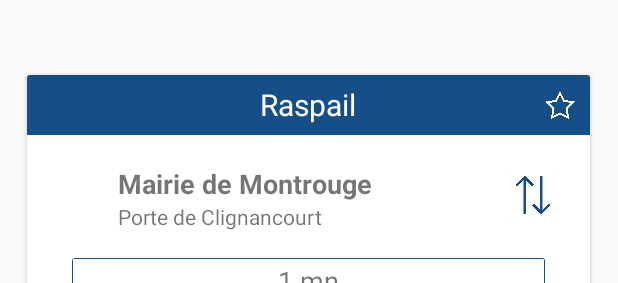
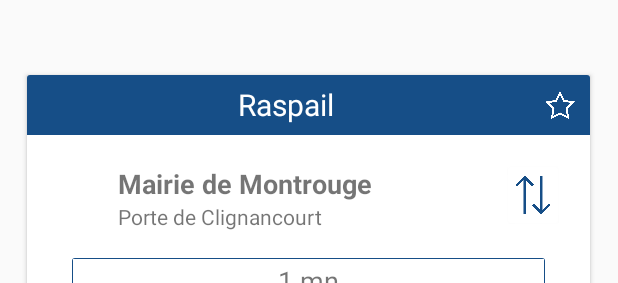
Before and after one commit to atRoussel/Moov, an Android app: the layout activity_detail_station.xml on its own in the app's theme, with its tools: preview values and no code run, on a phone screen of 412 x 824 dp. Shown: the top 283 px of the screen. Run offline under Robolectric (Android 15) with nearby library versions, the phone set to English and light mode, and no system bars.

Commit message:
Image arriere plan sublime + correction affichage nom direction et en tete stations

```diff
--- a/app/src/main/res/layout/activity_detail_station.xml
+++ b/app/src/main/res/layout/activity_detail_station.xml
@@ -25,11 +25,16 @@
             <androidx.constraintlayout.widget.ConstraintLayout
                 android:layout_width="match_parent"
                 android:id="@+id/station_name_layout"
+                android:background="@color/colorPrimaryDark"
                 android:layout_height="40dp">
 
                 <TextView
                     android:layout_width="match_parent"
                     android:layout_height="match_parent"
+                    android:layout_marginRight="35dp"
+                    android:layout_marginLeft="5dp"
+                    android:maxLines="1"
+                    android:ellipsize="end"
                     android:textSize="20dp"
                     android:gravity="center"
                     android:text="Raspail"
--- a/app/src/main/res/layout/content_main.xml
+++ b/app/src/main/res/layout/content_main.xml
@@ -6,7 +6,7 @@ xmlns:tools="http://schemas.android.com/tools"
 android:layout_width="match_parent"
 android:layout_height="match_parent"
 android:orientation="vertical"
-android:background="@drawable/background_no_opacity"
+android:background="@drawable/background_transparent"
 tools:context=".MainActivity">
 
 <com.google.android.material.appbar.AppBarLayout
--- a/app/src/main/res/layout/fragment_favoris.xml
+++ b/app/src/main/res/layout/fragment_favoris.xml
@@ -4,7 +4,7 @@
     android:layout_width="match_parent"
     android:layout_height="match_parent"
     xmlns:app="http://schemas.android.com/apk/res-auto"
-    android:background="@drawable/background_no_opacity"
+    android:background="@drawable/background_transparent"
     tools:context=".fragment.FavorisFragment">
 
 <androidx.cardview.widget.CardView
--- a/app/src/main/res/values/styles.xml
+++ b/app/src/main/res/values/styles.xml
@@ -15,7 +15,7 @@
 
 
     <style name="AppTheme.Background">
-        <item name="android:windowBackground">@drawable/background_no_opacity</item>
+        <item name="android:windowBackground">@drawable/background_transparent</item>
     </style>
 
 </resources>
```
Also changed, not shown: app/src/main/java/fr/epf/moov/MainActivity.kt (+1 -16 lines), app/src/main/res/layout/stationfav_view.xml (+14 -13 lines).
